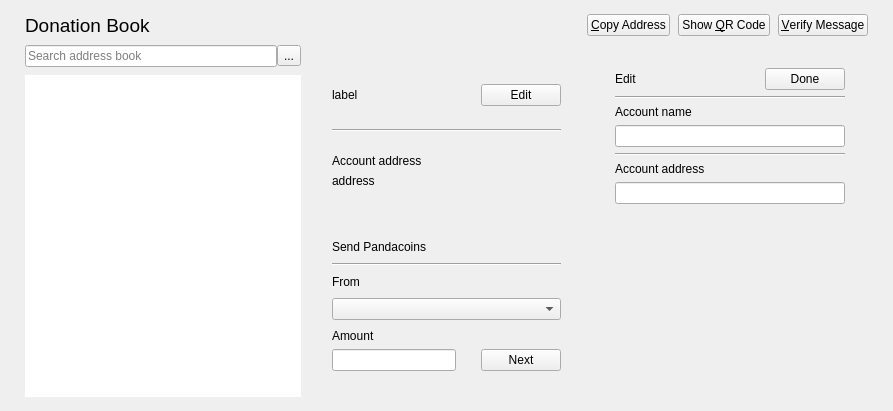
Old version of the form src/qt/forms/donationbook.ui in the repository justthedoctor/pandacoin-dev.
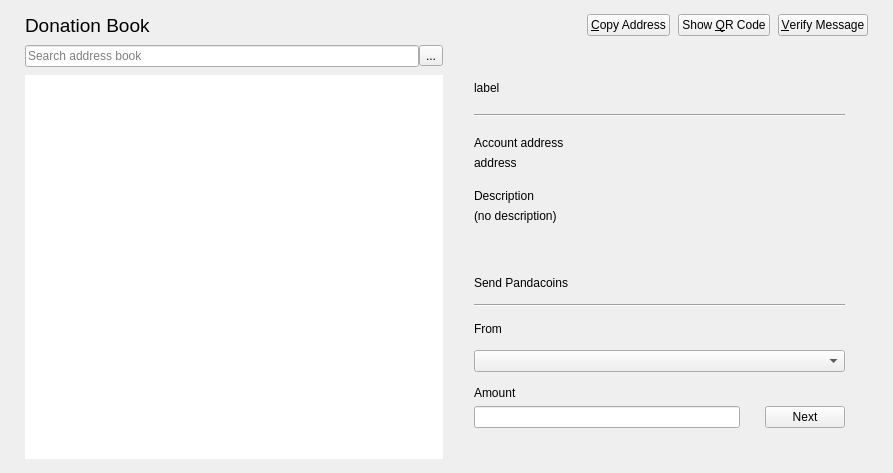
New version of the form. Icons and pictures are not drawn. Custom widgets are drawn as their Qt base class.

What changed in the file:
```diff
--- a/src/qt/forms/donationbook.ui
+++ b/src/qt/forms/donationbook.ui
@@ -7,7 +7,7 @@
     <x>0</x>
     <y>0</y>
     <width>893</width>
-    <height>411</height>
+    <height>473</height>
    </rect>
   </property>
   <property name="windowTitle">
@@ -110,7 +110,7 @@
     </layout>
    </item>
    <item>
-    <layout class="QHBoxLayout" name="horizontalLayout_2" stretch="1,1,1">
+    <layout class="QHBoxLayout" name="horizontalLayout_2" stretch="1,1">
      <item>
       <layout class="QVBoxLayout" name="verticalLayout_2">
        <item>
@@ -217,13 +217,6 @@
                </property>
               </widget>
              </item>
-             <item>
-              <widget class="QPushButton" name="address_book_edit_button">
-               <property name="text">
-                <string>Edit</string>
-               </property>
-              </widget>
-             </item>
             </layout>
            </item>
            <item>
@@ -273,6 +266,39 @@
              </property>
             </widget>
            </item>
+           <item>
+            <spacer name="verticalSpacer_71">
+             <property name="orientation">
+              <enum>Qt::Vertical</enum>
+             </property>
+             <property name="sizeHint" stdset="0">
+              <size>
+               <width>20</width>
+               <height>40</height>
+              </size>
+             </property>
+            </spacer>
+           </item>
+           <item>
+            <widget class="QLabel" name="donationbook_account_description_heading">
+             <property name="text">
+              <string notr="true">Description</string>
+             </property>
+            </widget>
+           </item>
+           <item>
+            <widget class="QLabel" name="donationbook_account_description_value">
+             <property name="text">
+              <string notr="true">(no description)</string>
+             </property>
+             <property name="openExternalLinks">
+              <bool>true</bool>
+             </property>
+             <property name="textInteractionFlags">
+              <set>Qt::LinksAccessibleByMouse|Qt::TextSelectableByMouse</set>
+             </property>
+            </widget>
+           </item>
            <item>
             <spacer name="verticalSpacer_8">
              <property name="orientation">
@@ -430,151 +456,6 @@
        </layout>
       </widget>
      </item>
-     <item>
-      <widget class="QFrame" name="address_book_edit_frame">
-       <property name="frameShape">
-        <enum>QFrame::NoFrame</enum>
-       </property>
-       <property name="frameShadow">
-        <enum>QFrame::Plain</enum>
-       </property>
-       <layout class="QVBoxLayout" name="verticalLayout_4">
-        <property name="leftMargin">
-         <number>14</number>
-        </property>
-        <property name="topMargin">
-         <number>14</number>
-        </property>
-        <property name="rightMargin">
-         <number>14</number>
-        </property>
-        <property name="bottomMargin">
-         <number>0</number>
-        </property>
-        <item>
-         <widget class="QFrame" name="frame_2">
-          <property name="frameShape">
-           <enum>QFrame::NoFrame</enum>
-          </property>
-          <property name="frameShadow">
-           <enum>QFrame::Plain</enum>
-          </property>
-          <layout class="QVBoxLayout" name="verticalLayout_7">
-           <item>
-            <layout class="QHBoxLayout" name="horizontalLayout_6" stretch="1,0">
-             <item>
-              <widget class="QLabel" name="address_book_edit_heading">
-               <property name="text">
-                <string>Edit</string>
-               </property>
-              </widget>
-             </item>
-             <item>
-              <widget class="QPushButton" name="address_book_done_button">
-               <property name="text">
-                <string>Done</string>
-               </property>
-              </widget>
-             </item>
-            </layout>
-           </item>
-           <item>
-            <widget class="Line" name="line_3">
-             <property name="orientation">
-              <enum>Qt::Horizontal</enum>
-             </property>
-            </widget>
-           </item>
-           <item>
-            <widget class="QLabel" name="label_5">
-             <property name="text">
-              <string>Account name</string>
-             </property>
-            </widget>
-           </item>
-           <item>
-            <widget class="QLineEdit" name="account_name_editbox"/>
-           </item>
-           <item>
-            <widget class="Line" name="line_4">
-             <property name="orientation">
-              <enum>Qt::Horizontal</enum>
-             </property>
-            </widget>
-           </item>
-           <item>
-            <widget class="QLabel" name="label_6">
-             <property name="text">
-              <string>Account address</string>
-             </property>
-            </widget>
-           </item>
-           <item>
-            <widget class="QLineEdit" name="account_address_editbox"/>
-           </item>
-           <item>
-            <spacer name="verticalSpacer">
-             <property name="orientation">
-              <enum>Qt::Vertical</enum>
-             </property>
-             <property name="sizeHint" stdset="0">
-              <size>
-               <width>20</width>
-               <height>40</height>
-              </size>
-             </property>
-            </spacer>
-           </item>
-           <item>
-            <widget class="QFrame" name="address_book_delete_frame">
-             <property name="frameShape">
-              <enum>QFrame::NoFrame</enum>
-             </property>
-             <property name="frameShadow">
-              <enum>QFrame::Plain</enum>
-             </property>
-             <layout class="QHBoxLayout" name="horizontalLayout_8">
-              <property name="spacing">
-               <number>0</number>
-              </property>
-              <property name="leftMargin">
-               <number>0</number>
-              </property>
-              <property name="topMargin">
-               <number>0</number>
-              </property>
-              <property name="rightMargin">
-               <number>0</number>
-              </property>
-              <property name="bottomMargin">
-               <number>0</number>
-              </property>
-              <item>
-               <layout class="QHBoxLayout" name="horizontalLayout_7">
-                <item>
-                 <spacer name="horizontalSpacer_2">
-                  <property name="orientation">
-                   <enum>Qt::Horizontal</enum>
-                  </property>
-                  <property name="sizeHint" stdset="0">
-                   <size>
-                    <width>40</width>
-                    <height>20</height>
-                   </size>
-                  </property>
-                 </spacer>
-                </item>
-               </layout>
-              </item>
-             </layout>
-            </widget>
-           </item>
-          </layout>
-         </widget>
-        </item>
-       </layout>
-      </widget>
-     </item>
     </layout>
    </item>
   </layout>
```
